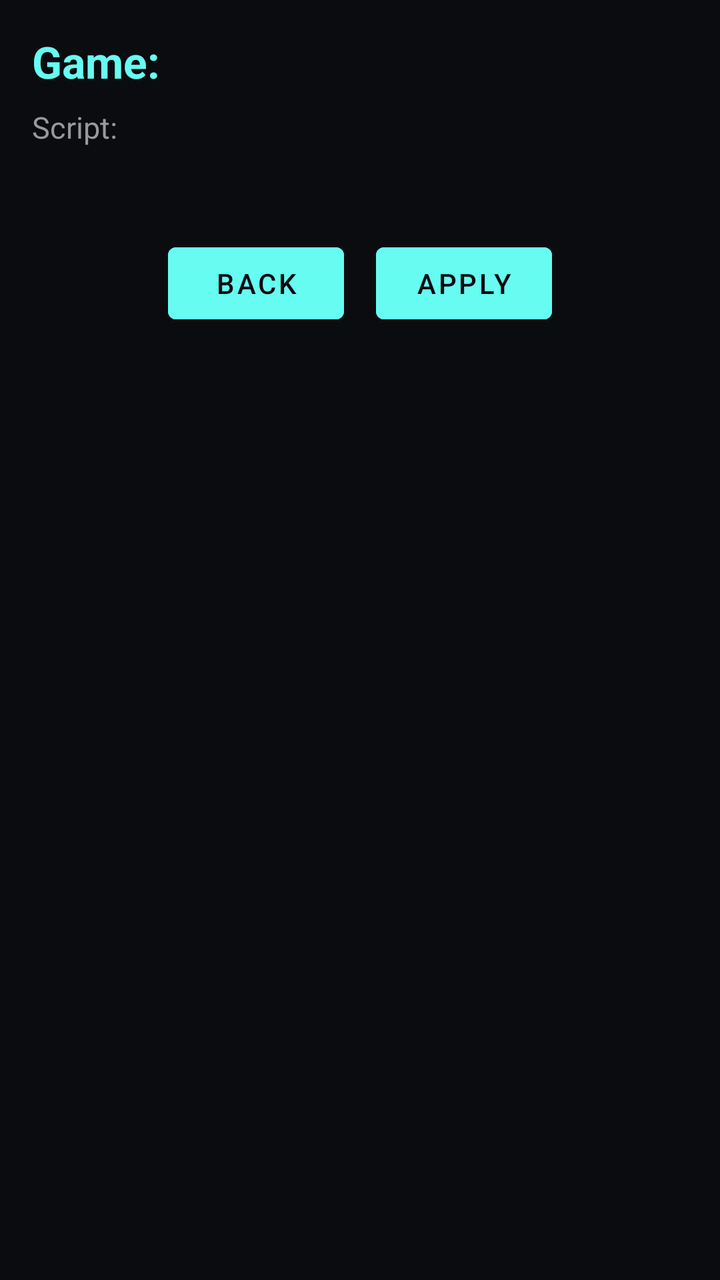
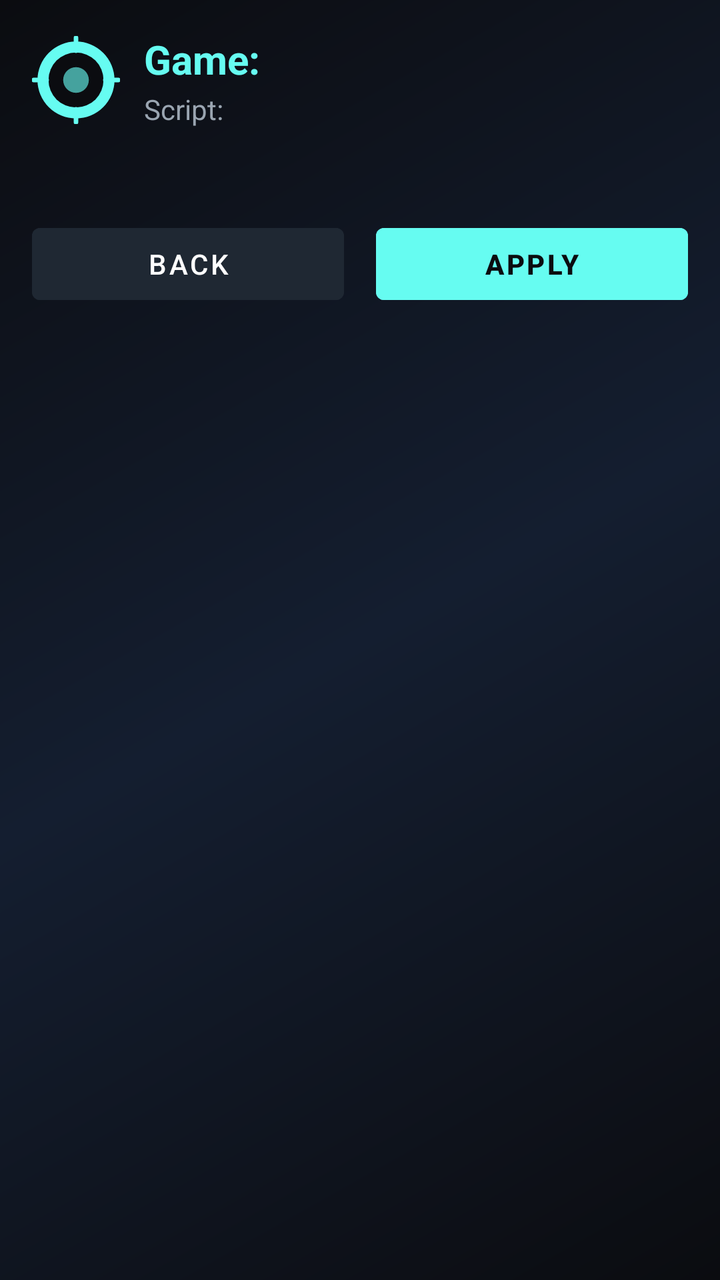

Before-and-after screenshots of an Android layout around one commit, followed by the original layout XML and the change that was made.
<!-- AndroidManifest.xml: application theme Theme.App -->
<!-- res/layout/activity_game_screen.xml -->
<?xml version="1.0" encoding="utf-8"?>
<ScrollView xmlns:android="http://schemas.android.com/apk/res/android"
    xmlns:app="http://schemas.android.com/apk/res-auto"
    android:layout_width="match_parent"
    android:layout_height="match_parent"
    android:fillViewport="true">

    <androidx.constraintlayout.widget.ConstraintLayout
        android:layout_width="match_parent"
        android:layout_height="wrap_content"
        android:padding="16dp">

        <TextView
            android:id="@+id/tv_game_name"
            android:layout_width="wrap_content"
            android:layout_height="wrap_content"
            android:text="Game: "
            android:textColor="#66fcf1"
            android:textSize="22sp"
            android:textStyle="bold"
            app:layout_constraintTop_toTopOf="parent"
            app:layout_constraintStart_toStartOf="parent" />

        <TextView
            android:id="@+id/tv_script_name"
            android:layout_width="wrap_content"
            android:layout_height="wrap_content"
            android:text="Script: "
            android:textColor="#999999"
            android:textSize="15sp"
            app:layout_constraintTop_toBottomOf="@id/tv_game_name"
            app:layout_constraintStart_toStartOf="parent"
            android:layout_marginTop="8dp" />

        <LinearLayout
            android:id="@+id/container"
            android:layout_width="match_parent"
            android:layout_height="wrap_content"
            android:orientation="vertical"
            app:layout_constraintTop_toBottomOf="@id/tv_script_name"
            android:layout_marginTop="20dp" />

        <LinearLayout
            android:layout_width="match_parent"
            android:layout_height="wrap_content"
            android:orientation="horizontal"
            android:gravity="center"
            app:layout_constraintTop_toBottomOf="@id/container"
            android:layout_marginTop="24dp">

            <Button
                android:id="@+id/btn_back"
                android:layout_width="wrap_content"
                android:layout_height="wrap_content"
                android:text="Back"
                android:textColor="#0b0c10"
                android:backgroundTint="#66fcf1"
                android:layout_marginEnd="16dp" />

            <Button
                android:id="@+id/btn_apply"
                android:layout_width="wrap_content"
                android:layout_height="wrap_content"
                android:text="Apply"
                android:textColor="#0b0c10"
                android:backgroundTint="#66fcf1" />

        </LinearLayout>

    </androidx.constraintlayout.widget.ConstraintLayout>

</ScrollView>
<!-- resources referenced by this layout -->
<resources>
  <style name="Theme.App" parent="Theme.MaterialComponents.DayNight.NoActionBar">
          <item name="colorPrimary">#0b0c10</item>
          <item name="colorPrimaryVariant">#1f2833</item>
          <item name="colorSecondary">#66fcf1</item>
          <item name="android:statusBarColor">#0b0c10</item>
          <item name="android:windowBackground">#0b0c10</item>
      </style>
</resources>

<!-- the commit's change to res/layout/activity_game_screen.xml (unified diff, before → after) -->
@@ -3,6 +3,7 @@
     xmlns:app="http://schemas.android.com/apk/res-auto"
     android:layout_width="match_parent"
     android:layout_height="match_parent"
+    android:background="@drawable/bg_gradient"
     android:fillViewport="true">
 
     <androidx.constraintlayout.widget.ConstraintLayout
@@ -10,34 +11,55 @@
         android:layout_height="wrap_content"
         android:padding="16dp">
 
-        <TextView
-            android:id="@+id/tv_game_name"
-            android:layout_width="wrap_content"
+        <LinearLayout
+            android:id="@+id/header"
+            android:layout_width="match_parent"
             android:layout_height="wrap_content"
-            android:text="Game: "
-            android:textColor="#66fcf1"
-            android:textSize="22sp"
-            android:textStyle="bold"
+            android:orientation="horizontal"
+            android:gravity="center_vertical"
             app:layout_constraintTop_toTopOf="parent"
-            app:layout_constraintStart_toStartOf="parent" />
+            app:layout_constraintStart_toStartOf="parent"
+            app:layout_constraintEnd_toEndOf="parent">
 
-        <TextView
-            android:id="@+id/tv_script_name"
-            android:layout_width="wrap_content"
-            android:layout_height="wrap_content"
-            android:text="Script: "
-            android:textColor="#999999"
-            android:textSize="15sp"
-            app:layout_constraintTop_toBottomOf="@id/tv_game_name"
-            app:layout_constraintStart_toStartOf="parent"
-            android:layout_marginTop="8dp" />
+            <ImageView
+                android:layout_width="44dp"
+                android:layout_height="44dp"
+                android:src="@drawable/ic_logo"
+                android:contentDescription="@string/app_name" />
+
+            <LinearLayout
+                android:layout_width="0dp"
+                android:layout_height="wrap_content"
+                android:layout_weight="1"
+                android:orientation="vertical"
+                android:layout_marginStart="12dp">
+
+                <TextView
+                    android:id="@+id/tv_game_name"
+                    android:layout_width="wrap_content"
+                    android:layout_height="wrap_content"
+                    android:text="Game: "
+                    android:textColor="@color/accent"
+                    android:textSize="20sp"
+                    android:textStyle="bold" />
+
+                <TextView
+                    android:id="@+id/tv_script_name"
+                    android:layout_width="wrap_content"
+                    android:layout_height="wrap_content"
+                    android:text="Script: "
+                    android:textColor="@color/text_secondary"
+                    android:textSize="14sp"
+                    android:layout_marginTop="2dp" />
+            </LinearLayout>
+        </LinearLayout>
 
         <LinearLayout
             android:id="@+id/container"
             android:layout_width="match_parent"
             android:layout_height="wrap_content"
             android:orientation="vertical"
-            app:layout_constraintTop_toBottomOf="@id/tv_script_name"
+            app:layout_constraintTop_toBottomOf="@id/header"
             android:layout_marginTop="20dp" />
 
         <LinearLayout
@@ -50,21 +72,24 @@
 
             <Button
                 android:id="@+id/btn_back"
-                android:layout_width="wrap_content"
+                android:layout_width="0dp"
                 android:layout_height="wrap_content"
+                android:layout_weight="1"
                 android:text="Back"
-                android:textColor="#0b0c10"
-                android:backgroundTint="#66fcf1"
-                android:layout_marginEnd="16dp" />
+                android:textColor="@color/text_primary"
+                android:backgroundTint="@color/bg_panel"
+                android:layout_marginEnd="8dp" />
 
             <Button
                 android:id="@+id/btn_apply"
-                android:layout_width="wrap_content"
+                android:layout_width="0dp"
                 android:layout_height="wrap_content"
+                android:layout_weight="1"
                 android:text="Apply"
-                android:textColor="#0b0c10"
-                android:backgroundTint="#66fcf1" />
-
+                android:textColor="@color/bg_dark"
+                android:backgroundTint="@color/accent"
+                android:textStyle="bold"
+                android:layout_marginStart="8dp" />
         </LinearLayout>
 
     </androidx.constraintlayout.widget.ConstraintLayout>
<!-- resource entries referenced after the edit -->
@@ -1,11 +1,58 @@
 <!-- resources referenced by this layout -->
 <resources>
+  <color name="accent">#66fcf1</color>
+  <color name="bg_dark">#0b0c10</color>
+  <color name="bg_panel">#1f2833</color>
+  <color name="text_primary">#ffffff</color>
+  <color name="text_secondary">#9aa5b1</color>
+  <!-- drawable bg_gradient (drawable) -->
+  <?xml version="1.0" encoding="utf-8"?>
+  <shape xmlns:android="http://schemas.android.com/apk/res/android"
+      android:shape="rectangle">
+      <gradient
+          android:angle="135"
+          android:startColor="#0b0c10"
+          android:centerColor="#141e30"
+          android:endColor="#0b0c10" />
+  </shape>
+  <!-- drawable ic_logo (drawable) -->
+  <?xml version="1.0" encoding="utf-8"?>
+  <vector xmlns:android="http://schemas.android.com/apk/res/android"
+      android:width="96dp"
+      android:height="96dp"
+      android:viewportWidth="96"
+      android:viewportHeight="96">
+      
+      <path
+          android:fillColor="#66fcf1"
+          android:pathData="M48,6 A42,42 0 1,0 48,90 A42,42 0 1,0 48,6 Z" />
+      
+      <path
+          android:fillColor="#0b0c10"
+          android:pathData="M48,18 A30,30 0 1,0 48,78 A30,30 0 1,0 48,18 Z" />
+      
+      <path
+          android:fillColor="#45a29e"
+          android:pathData="M48,34 A14,14 0 1,0 48,62 A14,14 0 1,0 48,34 Z" />
+      
+      <path
+          android:strokeColor="#66fcf1"
+          android:strokeWidth="5"
+          android:strokeLineCap="round"
+          android:pathData="M48,2 L48,16 M48,80 L48,94 M2,48 L16,48 M80,48 L94,48" />
+  </vector>
+  <string name="app_name">Runner</string>
   <style name="Theme.App" parent="Theme.MaterialComponents.DayNight.NoActionBar">
-          <item name="colorPrimary">#0b0c10</item>
-          <item name="colorPrimaryVariant">#1f2833</item>
-          <item name="colorSecondary">#66fcf1</item>
-          <item name="android:statusBarColor">#0b0c10</item>
-          <item name="android:windowBackground">#0b0c10</item>
+          <item name="colorPrimary">@color/bg_dark</item>
+          <item name="colorPrimaryVariant">@color/bg_panel</item>
+          <item name="colorSecondary">@color/accent</item>
+          <item name="colorOnPrimary">@color/text_primary</item>
+          <item name="colorOnSecondary">@color/bg_dark</item>
+          <item name="android:statusBarColor">@color/bg_dark</item>
+          <item name="android:navigationBarColor">@color/bg_dark</item>
+          <item name="android:windowBackground">@color/bg_dark</item>
+          <item name="android:textColorPrimary">@color/text_primary</item>
+          <item name="android:textColorSecondary">@color/text_secondary</item>
       </style>
 </resources>
 
